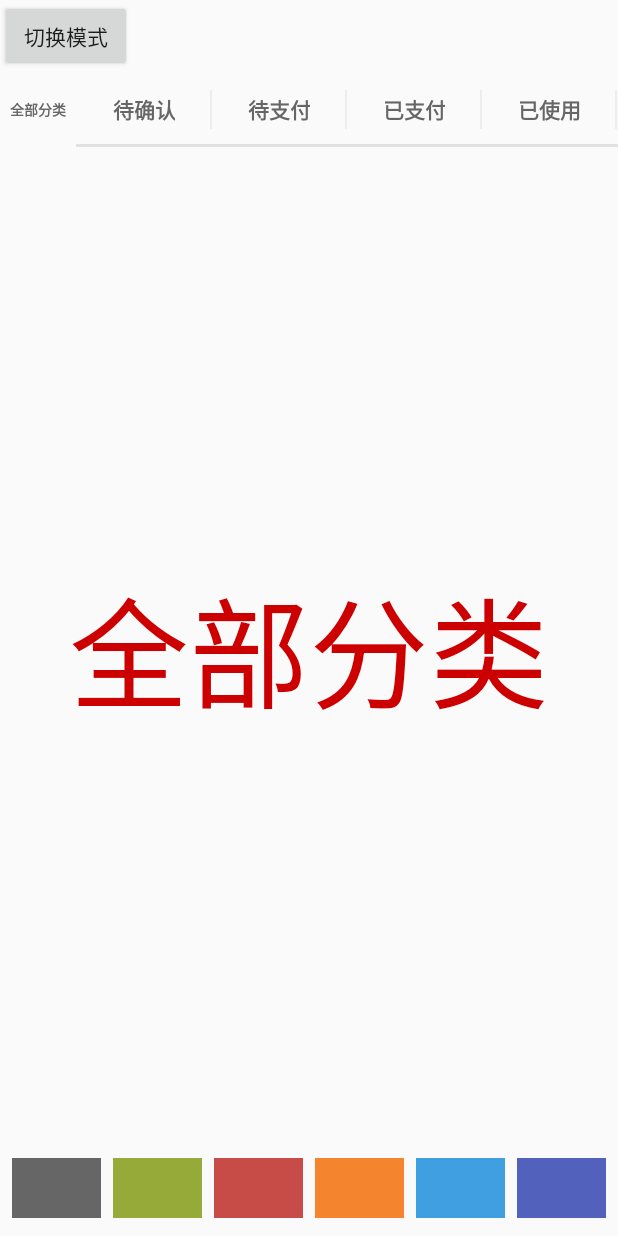
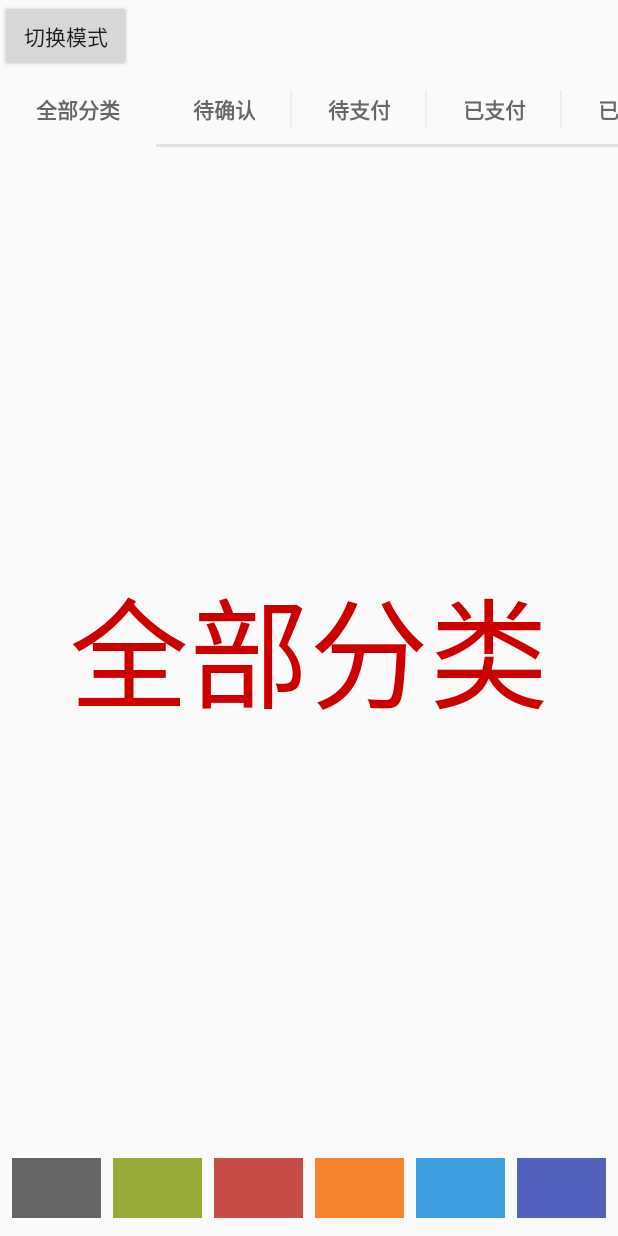
Before and after one commit to CrazyLifeCrazyFun/StudyModule, an Android app: the PagerIndicatorActivity screen opened directly, with no data from a screen before it, on a phone screen of 412 x 824 dp. Run offline under Robolectric (Android 15) with nearby library versions, the phone set to English and light mode, and no system bars.

Commit message:
外部按钮和indicator内部按钮样式调整一致

```diff
--- a/tagindicatordemo/src/main/java/com/xujun/administrator/tagindicatordemo/PagerIndicatorActivity.java
+++ b/tagindicatordemo/src/main/java/com/xujun/administrator/tagindicatordemo/PagerIndicatorActivity.java
@@ -44,7 +44,7 @@ public class PagerIndicatorActivity extends BaseActivity implements View.OnClick
         mNagRoot = (RelativeLayout) findViewById(R.id.nag_root);
         mTvTitle = (TextView) findViewById(R.id.tv_title);
         mBtnStyle = (Button) findViewById(R.id.btn_style);
-        tv_all.setTextSize(TypedValue.COMPLEX_UNIT_PX,14);
+//        tv_all.setTextSize(TypedValue.COMPLEX_UNIT_PX,14);
         tv_all.setTypeface(null, Typeface.BOLD);
     }
 
--- a/tagindicatordemo/src/main/res/layout/activity_pager_indicator.xml
+++ b/tagindicatordemo/src/main/res/layout/activity_pager_indicator.xml
@@ -35,14 +35,14 @@
             android:layout_width="wrap_content"
             android:layout_height="match_parent"
             android:text="全部分类"
-            android:layout_marginLeft="10px"
-            android:layout_marginRight="10px"
+            android:paddingLeft="24dp"
+            android:paddingRight="24dp"
             android:textColor="#FF666666"
             android:background="@drawable/background_tab"
             android:layout_gravity="center_vertical"
             android:textStyle="bold"
             android:textAllCaps="true"
-            android:textSize="14dp"
+            android:textSize="14sp"
             android:lines="1"
             android:ellipsize="end"
             android:gravity="center"
```
